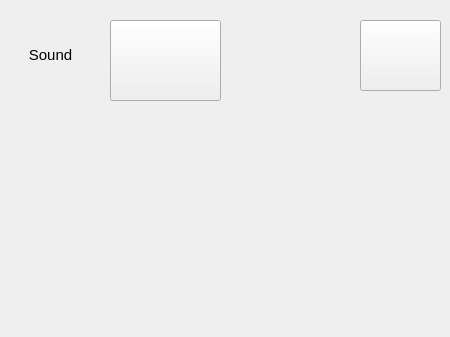
This is Settings_qt.ui in SemGru/PyGame_Project as Qt 5 draws it before an edit. The edited form follows.
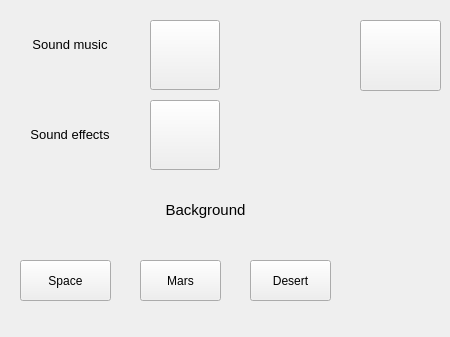
This is the edited form.

Diff of the .ui file:
```diff
--- a/Settings_qt.ui
+++ b/Settings_qt.ui
@@ -16,23 +16,23 @@
   <widget class="QLabel" name="sound_label">
    <property name="geometry">
     <rect>
-     <x>10</x>
-     <y>10</y>
-     <width>81</width>
-     <height>91</height>
+     <x>0</x>
+     <y>0</y>
+     <width>140</width>
+     <height>90</height>
     </rect>
    </property>
    <property name="text">
-    <string>&lt;html&gt;&lt;head/&gt;&lt;body&gt;&lt;p align=&quot;center&quot;&gt;&lt;span style=&quot; font-size:11pt;&quot;&gt;Sound&lt;/span&gt;&lt;/p&gt;&lt;/body&gt;&lt;/html&gt;</string>
+    <string>&lt;html&gt;&lt;head/&gt;&lt;body&gt;&lt;p align=&quot;center&quot;&gt;&lt;span style=&quot; font-size:10pt;&quot;&gt;Sound music&lt;/span&gt;&lt;/p&gt;&lt;/body&gt;&lt;/html&gt;</string>
    </property>
   </widget>
   <widget class="QPushButton" name="sound_bottom">
    <property name="geometry">
     <rect>
-     <x>110</x>
+     <x>150</x>
      <y>20</y>
-     <width>111</width>
-     <height>81</height>
+     <width>70</width>
+     <height>70</height>
     </rect>
    </property>
    <property name="text">
@@ -52,6 +52,84 @@
     <string/>
    </property>
   </widget>
+  <widget class="QLabel" name="Background_label">
+   <property name="geometry">
+    <rect>
+     <x>110</x>
+     <y>180</y>
+     <width>191</width>
+     <height>61</height>
+    </rect>
+   </property>
+   <property name="text">
+    <string>&lt;html&gt;&lt;head/&gt;&lt;body&gt;&lt;p align=&quot;center&quot;&gt;&lt;span style=&quot; font-size:11pt;&quot;&gt;Background&lt;/span&gt;&lt;/p&gt;&lt;/body&gt;&lt;/html&gt;</string>
+   </property>
+  </widget>
+  <widget class="QPushButton" name="pushButton">
+   <property name="geometry">
+    <rect>
+     <x>20</x>
+     <y>260</y>
+     <width>91</width>
+     <height>41</height>
+    </rect>
+   </property>
+   <property name="text">
+    <string>Space</string>
+   </property>
+  </widget>
+  <widget class="QPushButton" name="pushButton_2">
+   <property name="geometry">
+    <rect>
+     <x>140</x>
+     <y>260</y>
+     <width>81</width>
+     <height>41</height>
+    </rect>
+   </property>
+   <property name="text">
+    <string>Mars</string>
+   </property>
+  </widget>
+  <widget class="QPushButton" name="pushButton_3">
+   <property name="geometry">
+    <rect>
+     <x>250</x>
+     <y>260</y>
+     <width>81</width>
+     <height>41</height>
+    </rect>
+   </property>
+   <property name="text">
+    <string>Desert</string>
+   </property>
+  </widget>
+  <widget class="QPushButton" name="pushButton_4">
+   <property name="geometry">
+    <rect>
+     <x>150</x>
+     <y>100</y>
+     <width>70</width>
+     <height>70</height>
+    </rect>
+   </property>
+   <property name="text">
+    <string/>
+   </property>
+  </widget>
+  <widget class="QLabel" name="label">
+   <property name="geometry">
+    <rect>
+     <x>0</x>
+     <y>90</y>
+     <width>140</width>
+     <height>90</height>
+    </rect>
+   </property>
+   <property name="text">
+    <string>&lt;html&gt;&lt;head/&gt;&lt;body&gt;&lt;p align=&quot;center&quot;&gt;&lt;span style=&quot; font-size:10pt;&quot;&gt;Sound effects&lt;/span&gt;&lt;/p&gt;&lt;/body&gt;&lt;/html&gt;</string>
+   </property>
+  </widget>
  </widget>
  <resources/>
  <connections/>
```
Left out of the diff: 2 changed lines with no effect on the pictures.
